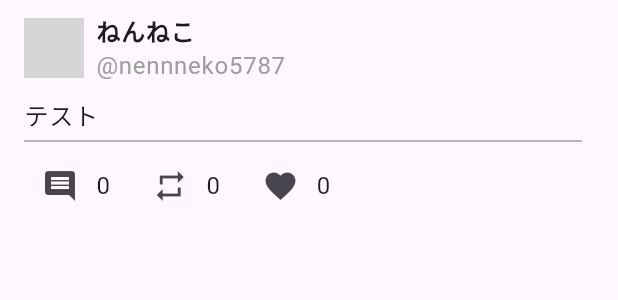
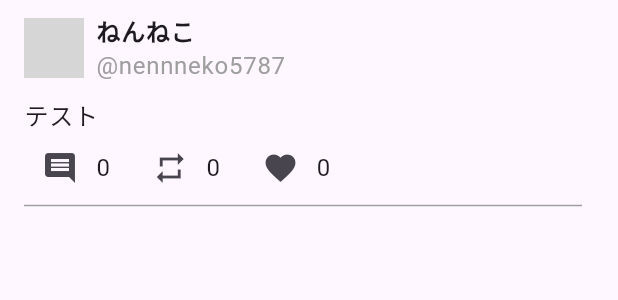
Before and after one commit to nennneko5787/fiicener, a Flutter app: the CircleMenu widget shown alone on an empty page, opened directly, on a phone screen of 412 x 824 dp. Shown: the top 300 px of the screen. Run offline on Flutter 3.47's test engine with Material 3 defaults, Android fonts, the phone set to English and light mode, and no system bars; our stand-ins replace flutter_secure_storage; accounts and stored records are empty; network calls fail; grey boxes are pictures that could not be loaded.

Commit message:
おい、

```diff
--- a/lib/gui/circles.dart
+++ b/lib/gui/circles.dart
@@ -90,11 +90,6 @@ class _CircleMenuState extends State<CircleMenu> {
           onPressed: () => _onLikeButtonPressed(index),
         ),
         Text(circles[index].likedusers.length.toString()),
-        Divider(
-          color: Colors.grey, // 区切り線の色を設定します
-          thickness: 1, // 区切り線の太さを設定します
-          height: 2, // 区切り線の上下の余白を設定します
-        ),
       ],
     );
   }
@@ -119,12 +114,12 @@ class _CircleMenuState extends State<CircleMenu> {
                 ),
                 const SizedBox(height: 8),
                 Text(circles[index].content),
-                const Divider(
-                  color: Colors.grey,
-                  thickness: 1,
-                  height: 12,
+                _buildActions(index),
+                Divider(
+                  color: Colors.grey, // 区切り線の色を設定します
+                  thickness: 1, // 区切り線の太さを設定します
+                  height: 2, // 区切り線の上下の余白を設定します
                 ),
-                _buildActions(index),
               ],
             ),
             onTap: () {
```
Also changed, not shown: lib/backends/manager.dart (+20 -3 lines).
